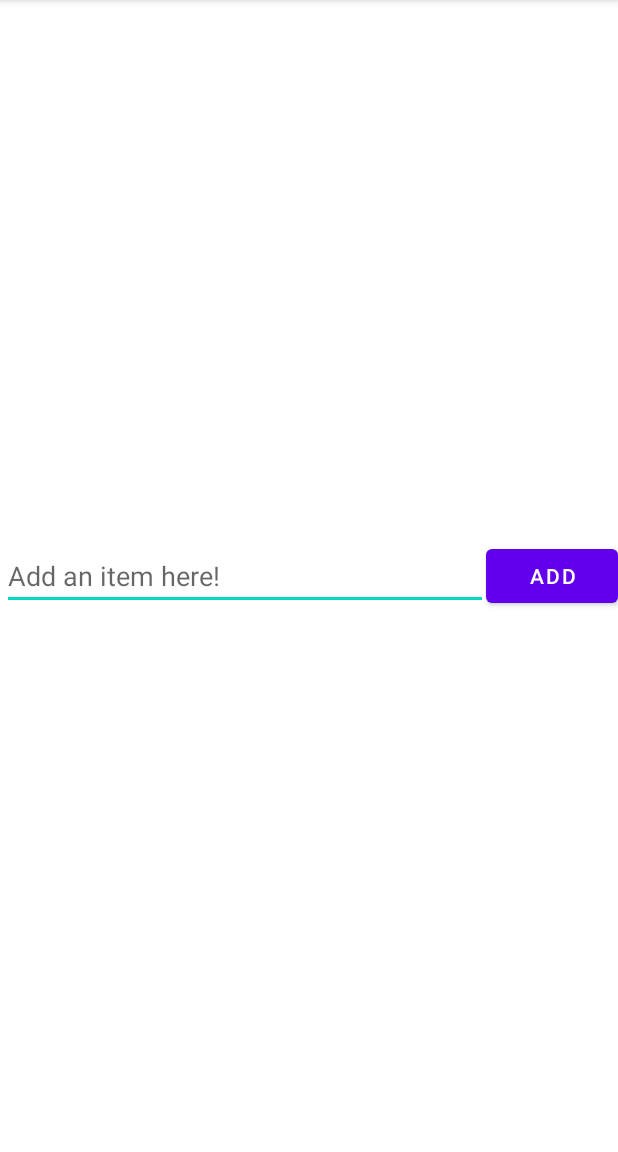
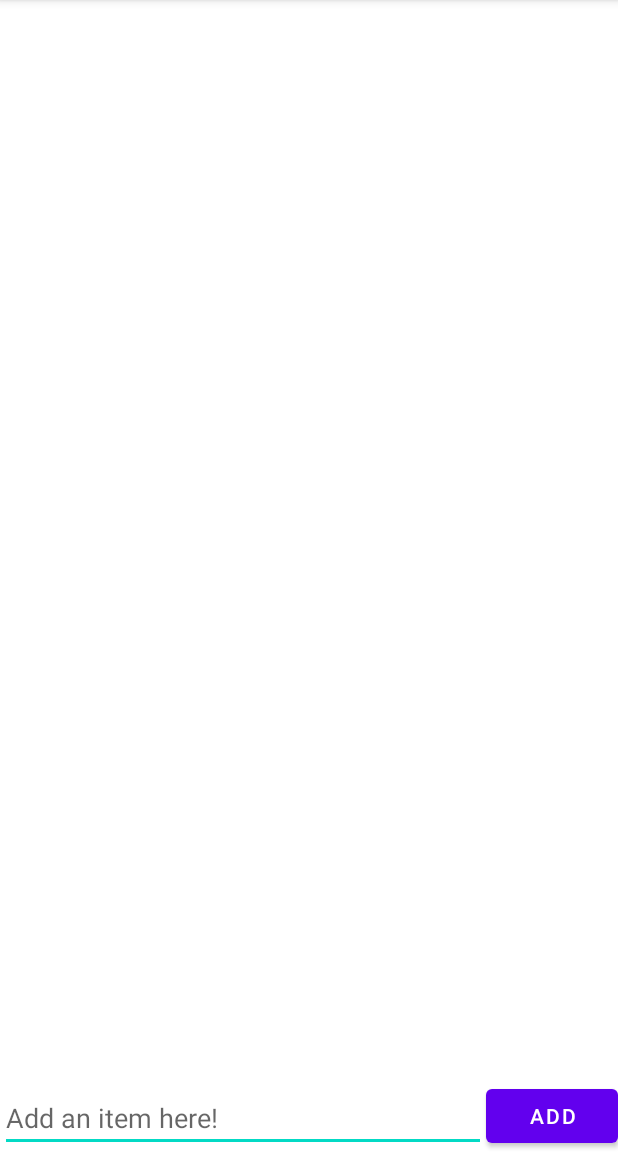
Before and after one commit to sunghwa0506/Todo_List, an Android app: the screen it shows after launch (MainActivity), after a tap on "ADD", on a phone screen of 412 x 824 dp, the part 84-1236 px from its top. Run offline under Robolectric (Android 15) with nearby library versions, the phone set to English and light mode, and no system bars.

Commit message:
Activity_main.xml edited

```diff
--- a/app/src/main/res/layout/activity_main.xml
+++ b/app/src/main/res/layout/activity_main.xml
@@ -13,9 +13,6 @@
         android:layout_height="wrap_content"
         android:layout_alignParentEnd="true"
         android:layout_alignParentBottom="true"
-        android:layout_centerVertical="true"
-        android:layout_marginEnd="0dp"
-        android:layout_marginBottom="299dp"
         android:text="Add" />
 
     <EditText
@@ -24,10 +21,9 @@
         android:layout_height="wrap_content"
         android:layout_alignParentStart="true"
         android:layout_alignParentBottom="true"
-        android:layout_centerVertical="true"
-        android:layout_marginStart="1dp"
-        android:layout_marginEnd="-1dp"
-        android:layout_marginBottom="303dp"
+        android:layout_marginStart="0dp"
+        android:layout_marginEnd="0dp"
+        android:layout_marginBottom="3dp"
         android:layout_toStartOf="@+id/Addbtn"
         android:ems="10"
         android:hint="Add an item here!"
```
